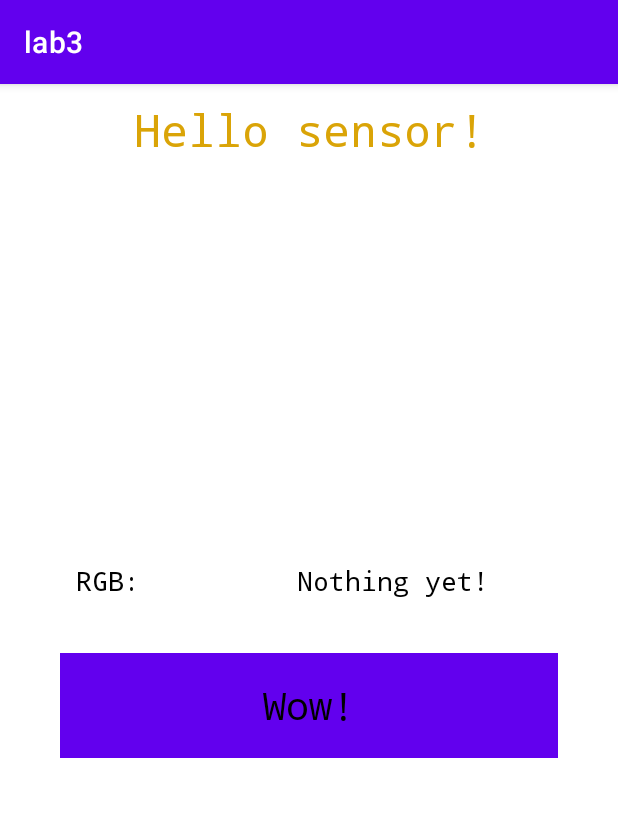
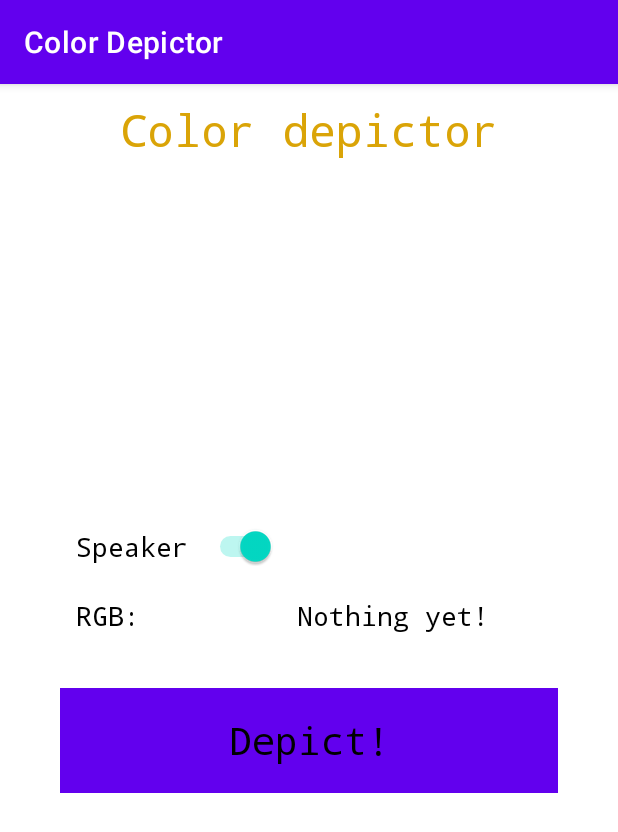
Before and after one commit to Magma980/colour_depicter, an Android app: the screen it shows after launch (MainActivity), on a phone screen of 412 x 824 dp. Shown: the top 832 px of the screen. Run offline under Robolectric (Android 15) with nearby library versions, the phone set to English and light mode, and no system bars; libraries missing offline, so code that uses them is left out: org.eclipse.paho; 5 statements that could not run were skipped.

Commit message:
Switcher + changes in MediaPlayer

```diff
--- a/app/src/main/java/com/example/lab3/MainActivity.java
+++ b/app/src/main/java/com/example/lab3/MainActivity.java
@@ -9,6 +9,8 @@ import android.os.Bundle;
 import android.util.Log;
 import android.view.View;
 import android.widget.Button;
+import android.widget.CompoundButton;
+import android.widget.Switch;
 import android.widget.TextView;
 
 import org.eclipse.paho.android.service.MqttAndroidClient;
@@ -22,7 +24,26 @@ import org.eclipse.paho.client.mqttv3.MqttMessage;
 
 public class MainActivity extends AppCompatActivity {
 
+    final int [] colorIds = {R.raw.aqua,
+            R.raw.black,
+            R.raw.blue,
+            R.raw.red,
+            R.raw.fuchsia,
+            R.raw.gray,
+            R.raw.green,
+            R.raw.lime,
+            R.raw.maroon,
+            R.raw.navy,
+            R.raw.olive,
+            R.raw.purple,
+            R.raw.silver,
+            R.raw.teal,
+            R.raw.white,
+            R.raw.yellow
+    };
+
     private TextView txv_rgb;
+    private Switch switch_speaker;
 //    private TextView txv_light;
 //    private TextView txv_proximity;
     private Button btn_color;
@@ -31,6 +52,9 @@ public class MainActivity extends AppCompatActivity {
     int g;
     int b;
     String[] colorValues;
+    private boolean canSpeak = true;
+
+    private int audioId;
 
     private MainActivity context;
     private MqttAndroidClient client;
@@ -48,21 +72,37 @@ public class MainActivity extends AppCompatActivity {
 
         context = this;
 
-        txv_rgb = (TextView) findViewById(R.id.txv_rgbValue);
+        // initiate a Switch
+        switch_speaker = findViewById(R.id.speakerSwitch);
+        switch_speaker.setChecked(canSpeak);
+        txv_rgb = findViewById(R.id.txv_rgbValue);
 //        txv_light = (TextView) findViewById(R.id.txv_lightValue);
 //        txv_proximity = (TextView) findViewById(R.id.txv_proximityValue);
-        btn_color = (Button) findViewById(R.id.btnColor);
+        btn_color = findViewById(R.id.btnColor);
 
         connect();
+
+        switch_speaker.setOnCheckedChangeListener(new CompoundButton.OnCheckedChangeListener() {
+            public void onCheckedChanged(CompoundButton buttonView, boolean isChecked) {
+                // do something, the isChecked will be
+                // true if the switch is in the On position
+                canSpeak = isChecked;
+            }
+        });
 
         btn_color.setOnClickListener(new View.OnClickListener() {
             public void onClick(View v) {
                 // Add code to execute on click
 
-                MediaPlayer mediaPlayer = MediaPlayer.create(context, R.raw.red);
+                // TEST - uncomment to test the application
+               // audioId = colorIds[0];
+
+                if (audioId != 0 && canSpeak) {
+                    MediaPlayer mediaPlayer = MediaPlayer.create(context, audioId);
                     mediaPlayer.start();
+                }
 
-                btn_color.setTextColor(RGBMessage);
+                //btn_color.setTextColor(RGBMessage);
             }
         });
 
@@ -89,39 +129,22 @@ public class MainActivity extends AppCompatActivity {
 //            String proxMessage;
 //            String luxMessage;
 
-            final String [] colorNames = {"aqua",
-                    "black",
-                    "blue",
-                    "red",
-                    "fuchsia",
-                    "gray",
-                    "green",
-                    "lime",
-                    "maroon",
-                    "navy",
-                    "olive",
-                    "purple",
-                    "silver",
-                    "teal",
-                    "white",
-                    "yellow"};
-            final int [] colorIds = {R.raw.aqua,
-                    R.raw.black,
-                    R.raw.blue,
-                    R.raw.red,
-                    R.raw.fuchsia,
-                    R.raw.gray,
-                    R.raw.green,
-                    R.raw.lime,
-                    R.raw.maroon,
-                    R.raw.navy,
-                    R.raw.olive,
-                    R.raw.purple,
-                    R.raw.silver,
-                    R.raw.teal,
-                    R.raw.white,
-                    R.raw.yellow
-            };
+//            final String [] colorNames = {"aqua",
+//                    "black",
+//                    "blue",
+//                    "red",
+//                    "fuchsia",
+//                    "gray",
+//                    "green",
+//                    "lime",
+//                    "maroon",
+//                    "navy",
+//                    "olive",
+//                    "purple",
+//                    "silver",
+//                    "teal",
+//                    "white",
+//                    "yellow"};
             final int[] colors = {0,255,255,
                     0,0,0,
                     0,0,255,
@@ -155,39 +178,37 @@ public class MainActivity extends AppCompatActivity {
                 RGBMessage = Color.rgb(r, g, b);
                 System.out.println(RGBMessage);
 
+                if (canSpeak) {
+
                     int index = 0;
                     int minDist = Integer.MAX_VALUE;
-                    for (int i=0; i<colors.length; i++)
-                    {
+                    for (int i = 0; i < colors.length; i++) {
                         // get i-th color RGB values from the Color array
-                        int r1 = colors[3*i];
-                        int g1 = colors[3*i +1];
-                        int b1 = colors[3*i + 2];
+                        int r1 = colors[3 * i];
+                        int g1 = colors[3 * i + 1];
+                        int b1 = colors[3 * i + 2];
                         // calculate the squared distance from our color RGB to the i-th table color
-                        int dist = (r1-r)*(r1-r) + (g1-g)*(g1-g) + (b1-b)*(b1-b);
+                        int dist = (r1 - r) * (r1 - r) + (g1 - g) * (g1 - g) + (b1 - b) * (b1 - b);
 
                         // update the min distance and its color table index
-                        if (dist < minDist)
-                        {
-                            minDist =dist;
+                        if (dist < minDist) {
+                            minDist = dist;
                             index = i;
                         }
                     }
 
                     // now we have the closest color in the color table, get the color name
-                    String name = colorNames[index];
+                    //String name = colorNames[index];
                     // file name to play the sound
-                    //String fileName = name +".mp3";
-                    int audioId = colorIds[index];
+                    audioId = colorIds[index];
 
-                // PLAY THE SOUND HERE
-                MediaPlayer mediaPlayer = MediaPlayer.create(context, audioId);
-                mediaPlayer.start();
-                //System.out.println(RGBMessage);
-//              }
+//                    // PLAY THE SOUND HERE
+//                    MediaPlayer mediaPlayer = MediaPlayer.create(context, audioId);
+//                    mediaPlayer.start();
+                }
+
                 String newMessage = new String(message.getPayload());
                 System.out.println("Incoming message: " + newMessage);
-
                 /* add code here to interact with elements
                  (text views, buttons)
                  using data from newMessage
--- a/app/src/main/res/layout/activity_main.xml
+++ b/app/src/main/res/layout/activity_main.xml
@@ -1,10 +1,72 @@
 <LinearLayout xmlns:android="http://schemas.android.com/apk/res/android" android:orientation="vertical" android:layout_width="match_parent" android:layout_height="match_parent" android:background="#FFFFFF">
     <RelativeLayout android:id="@+id/RelativeLayout01" android:layout_width="fill_parent" android:layout_height="fill_parent">
-        <TextView android:id="@+id/title" android:layout_width="fill_parent" android:layout_height="wrap_content" android:gravity="center" android:lineSpacingExtra="12sp" android:padding="10dip" android:text="Hello sensor!" android:textColor="@color/colorPrimaryDark" android:textSize="30sp" android:typeface="monospace"/>
-        <LinearLayout android:orientation="vertical" android:layout_width="fill_parent" android:layout_height="wrap_content" android:padding="30dip" android:background="#FFFFFF" android:layout_centerInParent="true" android:layout_centerHorizontal="true">
-            <LinearLayout android:orientation="horizontal" android:layout_width="wrap_content" android:layout_height="wrap_content" android:padding="5dip">
-                <TextView android:id="@+id/txv_sensorTxt" android:layout_width="117dp" android:layout_height="wrap_content" android:layout_marginLeft="10dp" android:layout_marginBottom="15dp" android:padding="5dip" android:text="RGB:" android:textColor="@color/black_alpha" android:textSize="18sp" android:typeface="monospace"/>
-                <TextView android:id="@+id/txv_rgbValue" android:layout_width="wrap_content" android:layout_height="wrap_content" android:layout_marginLeft="30dp" android:padding="5dip" android:text="Nothing yet!" android:textColor="@color/black_alpha" android:textSize="18sp" android:typeface="monospace"/>
+
+        <TextView
+            android:id="@+id/title"
+            android:layout_width="fill_parent"
+            android:layout_height="wrap_content"
+            android:gravity="center"
+            android:lineSpacingExtra="12sp"
+            android:padding="10dip"
+            android:text="Color depictor"
+            android:textColor="@color/colorPrimaryDark"
+            android:textSize="30sp"
+            android:typeface="monospace" />
+
+        <LinearLayout
+            android:layout_width="fill_parent"
+            android:layout_height="wrap_content"
+            android:layout_centerInParent="true"
+            android:background="#FFFFFF"
+            android:orientation="vertical"
+            android:padding="30dip">
+
+            <LinearLayout
+                android:layout_width="wrap_content"
+                android:layout_height="wrap_content"
+                android:padding="5dip">
+
+                <Switch android:id="@+id/speakerSwitch"
+                    android:layout_width="wrap_content"
+                    android:layout_height="wrap_content"
+                    android:text="Speaker "
+                    android:padding="5dip"
+                    android:layout_marginLeft="10dp"
+                    android:textColor="@color/black_alpha"
+                    android:textSize="18sp"
+                    android:typeface="monospace">
+
+                </Switch>
+            </LinearLayout>
+
+            <LinearLayout
+                android:layout_width="wrap_content"
+                android:layout_height="wrap_content"
+                android:orientation="horizontal"
+                android:padding="5dip">
+
+                <TextView
+                    android:id="@+id/txv_sensorTxt"
+                    android:layout_width="117dp"
+                    android:layout_height="wrap_content"
+                    android:layout_marginLeft="10dp"
+                    android:layout_marginBottom="15dp"
+                    android:padding="5dip"
+                    android:text="RGB:"
+                    android:textColor="@color/black_alpha"
+                    android:textSize="18sp"
+                    android:typeface="monospace" />
+
+                <TextView
+                    android:id="@+id/txv_rgbValue"
+                    android:layout_width="wrap_content"
+                    android:layout_height="wrap_content"
+                    android:layout_marginLeft="30dp"
+                    android:padding="5dip"
+                    android:text="Nothing yet!"
+                    android:textColor="@color/black_alpha"
+                    android:textSize="18sp"
+                    android:typeface="monospace" />
             </LinearLayout>
             <!--
             <LinearLayout android:orientation="horizontal" android:layout_width="wrap_content" android:layout_height="wrap_content" android:padding="5dip">
@@ -16,7 +78,19 @@
                 <TextView android:id="@+id/txv_proximityValue" android:layout_width="wrap_content" android:layout_height="wrap_content" android:layout_marginLeft="30dp" android:padding="5dip" android:text="Nothing yet!" android:textColor="@color/black_alpha" android:textSize="18sp" android:typeface="monospace"/>
             </LinearLayout>
             -->
-            <Button android:id="@+id/btnColor" style="@android:style/Widget.DeviceDefault.Button.Borderless" android:layout_width="fill_parent" android:layout_height="70dip" android:layout_margin="10dp" android:background="@color/activitybutton" android:fontFamily="monospace" android:padding="10dip" android:text=" Wow! " android:textAllCaps="false" android:textColor="@color/black_alpha" android:textSize="25sp"/>
+            <Button
+                android:id="@+id/btnColor"
+                style="@android:style/Widget.DeviceDefault.Button.Borderless"
+                android:layout_width="fill_parent"
+                android:layout_height="70dip"
+                android:layout_margin="10dp"
+                android:background="@color/activitybutton"
+                android:fontFamily="monospace"
+                android:padding="10dip"
+                android:text=" Depict! "
+                android:textAllCaps="false"
+                android:textColor="@color/black_alpha"
+                android:textSize="25sp" />
         </LinearLayout>
     </RelativeLayout>
 </LinearLayout>
--- a/app/src/main/res/values/strings.xml
+++ b/app/src/main/res/values/strings.xml
@@ -1,3 +1,3 @@
 <resources>
-    <string name="app_name">lab3</string>
+    <string name="app_name">Color Depictor</string>
 </resources>
```
Lines whose indentation alone changed are shown as unchanged.
